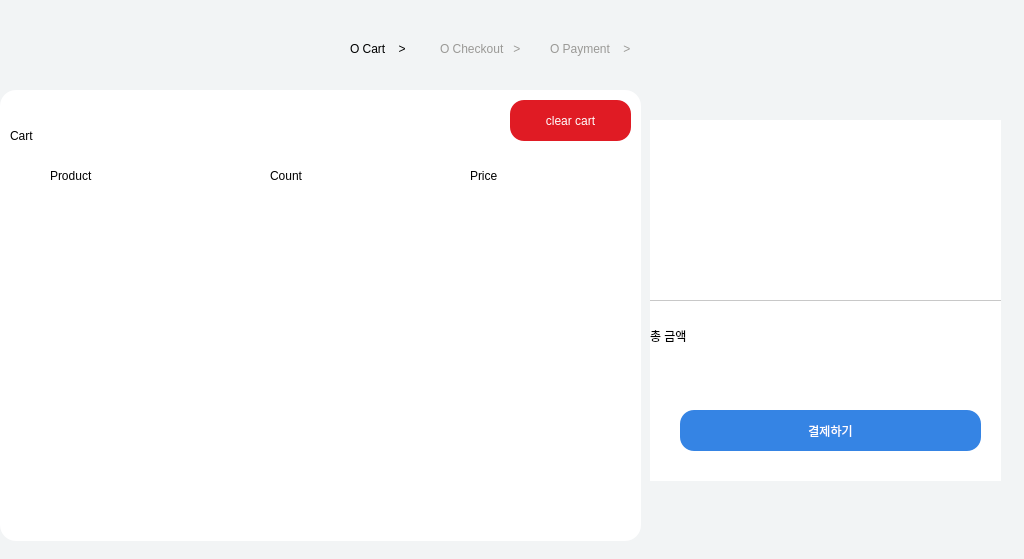
GiHwanC/QT-CART, file QT-Main/pagecart.ui: the form before one commit.
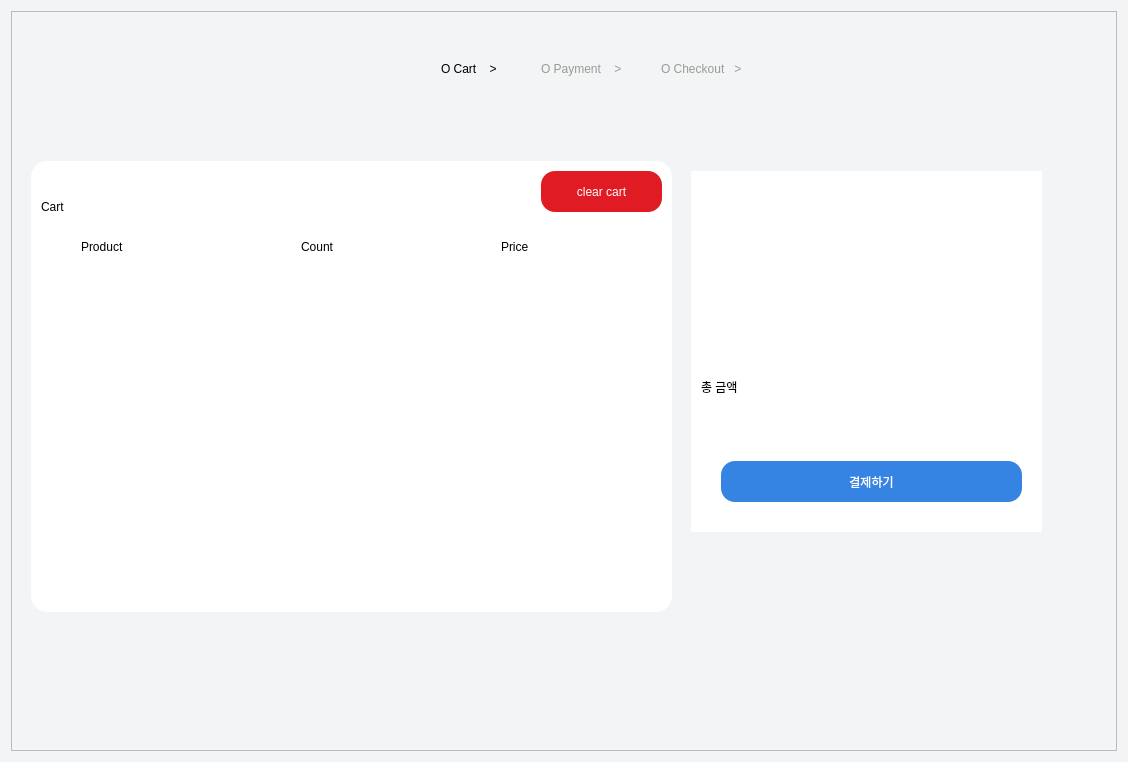
The form after the commit. Icons and pictures are not drawn.

What changed in the file:
```diff
--- a/QT-Main/pagecart.ui
+++ b/QT-Main/pagecart.ui
@@ -6,8 +6,8 @@
    <rect>
     <x>0</x>
     <y>0</y>
-    <width>1024</width>
-    <height>559</height>
+    <width>1128</width>
+    <height>762</height>
    </rect>
   </property>
   <property name="windowTitle">
@@ -17,250 +17,20 @@
    <string notr="true">background-color: rgb(242, 244, 245);
 </string>
   </property>
-  <widget class="QLabel" name="label_2">
-   <property name="geometry">
-    <rect>
-     <x>350</x>
-     <y>40</y>
-     <width>111</width>
-     <height>17</height>
-    </rect>
-   </property>
-   <property name="styleSheet">
-    <string notr="true">font: 13pt &quot;Ubuntu Condensed&quot;;
-background-color: rgb(242, 244, 245);
-</string>
-   </property>
-   <property name="text">
-    <string>O Cart    &gt;</string>
-   </property>
-  </widget>
-  <widget class="QLabel" name="label_4">
-   <property name="geometry">
-    <rect>
-     <x>440</x>
-     <y>40</y>
-     <width>111</width>
-     <height>17</height>
-    </rect>
-   </property>
-   <property name="styleSheet">
-    <string notr="true">font: 13pt &quot;Ubuntu Condensed&quot;;
-color: rgb(154, 153, 150);
-background-color: rgb(242, 244, 245);
-</string>
-   </property>
-   <property name="text">
-    <string>O Checkout   &gt;</string>
-   </property>
-  </widget>
-  <widget class="QLabel" name="label_8">
-   <property name="geometry">
-    <rect>
-     <x>550</x>
-     <y>40</y>
-     <width>111</width>
-     <height>17</height>
-    </rect>
-   </property>
-   <property name="styleSheet">
-    <string notr="true">font: 13pt &quot;Ubuntu Condensed&quot;;
-color: rgb(154, 153, 150);
-background-color: rgb(242, 244, 245);
-</string>
-   </property>
-   <property name="text">
-    <string>O Payment    &gt;</string>
-   </property>
-  </widget>
-  <widget class="QPushButton" name="btnGuide">
-   <property name="geometry">
-    <rect>
-     <x>790</x>
-     <y>20</y>
-     <width>145</width>
-     <height>56</height>
-    </rect>
-   </property>
-   <property name="minimumSize">
-    <size>
-     <width>145</width>
-     <height>56</height>
-    </size>
-   </property>
-   <property name="styleSheet">
-    <string notr="true">font: 23pt &quot;Ria Sans&quot;;
-image: url(:/etc/search.png);
-border-radius: 0px;
-background-color: rgb(242, 244, 245);
-</string>
-   </property>
-   <property name="text">
-    <string/>
-   </property>
-   <property name="iconSize">
-    <size>
-     <width>28</width>
-     <height>80</height>
-    </size>
-   </property>
-  </widget>
-  <widget class="QPushButton" name="btnHome">
-   <property name="geometry">
-    <rect>
-     <x>900</x>
-     <y>20</y>
-     <width>145</width>
-     <height>56</height>
-    </rect>
-   </property>
-   <property name="minimumSize">
-    <size>
-     <width>145</width>
-     <height>56</height>
-    </size>
-   </property>
-   <property name="styleSheet">
-    <string notr="true">font: 23pt &quot;Ria Sans&quot;;
-image: url(:/etc/home.png);
-border-radius: 0px;
-padding: 0px 0px;
-background-color: rgb(242, 244, 245);
-</string>
-   </property>
-   <property name="text">
-    <string/>
-   </property>
-   <property name="iconSize">
-    <size>
-     <width>28</width>
-     <height>80</height>
-    </size>
-   </property>
-  </widget>
-  <widget class="QWidget" name="widget" native="true">
-   <property name="geometry">
-    <rect>
-     <x>650</x>
-     <y>120</y>
-     <width>351</width>
-     <height>361</height>
-    </rect>
-   </property>
-   <property name="styleSheet">
-    <string notr="true">background-color: rgb(255, 255, 255);</string>
-   </property>
-   <widget class="QFrame" name="frame">
-    <property name="geometry">
-     <rect>
-      <x>0</x>
-      <y>180</y>
-      <width>351</width>
-      <height>181</height>
-     </rect>
-    </property>
-    <property name="styleSheet">
-     <string notr="true">background-color: rgb(255, 255, 255);
-
-border-style: solid;
-border-top: 1px solid rgb(200, 200, 200);
-border-left: 1px solid rgb(255, 255, 255);
-border-right: 1px solid rgb(255, 255, 255);
-border-bottom: 1px solid rgb(255, 255, 255);
-
-border-radius: 0px;
-</string>
-    </property>
+  <layout class="QHBoxLayout" name="horizontalLayout">
+   <item>
+    <widget class="QFrame" name="frame_2">
     <property name="frameShape">
      <enum>QFrame::Shape::StyledPanel</enum>
     </property>
     <property name="frameShadow">
      <enum>QFrame::Shadow::Raised</enum>
     </property>
-    <widget class="QLabel" name="label_7">
-     <property name="geometry">
-      <rect>
-       <x>0</x>
-       <y>20</y>
-       <width>111</width>
-       <height>31</height>
-      </rect>
-     </property>
-     <property name="styleSheet">
-      <string notr="true">font: 700 21pt &quot;Umpush&quot;;
-background-color: rgb(255, 255, 255);
-border: none;
-border-radius: 16px;
-</string>
-     </property>
-     <property name="text">
-      <string>총 금액</string>
-     </property>
-    </widget>
-    <widget class="QPushButton" name="btnCheckout">
-     <property name="geometry">
-      <rect>
-       <x>30</x>
-       <y>110</y>
-       <width>301</width>
-       <height>41</height>
-      </rect>
-     </property>
-     <property name="styleSheet">
-      <string notr="true">background-color: rgb(53, 132, 228);
-color: rgb(255, 255, 255);
-border: none;
-border-radius: 14px;
-padding: 10px 18px;
-</string>
-     </property>
-     <property name="text">
-      <string>결제하기</string>
-     </property>
-    </widget>
-    <widget class="QLabel" name="lblTotalPrice_2">
-     <property name="geometry">
-      <rect>
-       <x>160</x>
-       <y>10</y>
-       <width>121</width>
-       <height>51</height>
-      </rect>
-     </property>
-     <property name="styleSheet">
-      <string notr="true">font: 700 21pt &quot;Umpush&quot;;
-background-color: rgb(255, 255, 255);
-border: none;
-border-radius: 16px;
-</string>
-     </property>
-     <property name="text">
-      <string/>
-     </property>
-    </widget>
-   </widget>
-   <widget class="QLabel" name="label_13">
-    <property name="geometry">
-     <rect>
-      <x>0</x>
-      <y>10</y>
-      <width>351</width>
-      <height>141</height>
-     </rect>
-    </property>
-    <property name="styleSheet">
-     <string notr="true">image: url(:/new/prefix1/Gemini_Generated_Image_u34sf6u34sf6u34s.png);</string>
-    </property>
-    <property name="text">
-     <string/>
-    </property>
-   </widget>
-  </widget>
   <widget class="QWidget" name="widget_2" native="true">
    <property name="geometry">
     <rect>
-     <x>0</x>
-     <y>90</y>
+        <x>20</x>
+        <y>150</y>
      <width>641</width>
      <height>451</height>
     </rect>
@@ -395,6 +165,264 @@
     </property>
    </widget>
   </widget>
+     <widget class="QWidget" name="widget" native="true">
+      <property name="geometry">
+       <rect>
+        <x>680</x>
+        <y>160</y>
+        <width>351</width>
+        <height>361</height>
+       </rect>
+      </property>
+      <property name="styleSheet">
+       <string notr="true">background-color: rgb(255, 255, 255);</string>
+      </property>
+      <widget class="QFrame" name="frame">
+       <property name="geometry">
+        <rect>
+         <x>0</x>
+         <y>180</y>
+         <width>351</width>
+         <height>181</height>
+        </rect>
+       </property>
+       <property name="styleSheet">
+        <string notr="true">background-color: rgb(255, 255, 255);
+
+border-style: solid;
+border-top: 1px solid rgb(200, 200, 200);
+border-left: 1px solid rgb(255, 255, 255);
+border-right: 1px solid rgb(255, 255, 255);
+border-bottom: 1px solid rgb(255, 255, 255);
+
+border-radius: 0px;
+</string>
+       </property>
+       <property name="frameShape">
+        <enum>QFrame::Shape::StyledPanel</enum>
+       </property>
+       <property name="frameShadow">
+        <enum>QFrame::Shadow::Raised</enum>
+       </property>
+       <widget class="QLabel" name="label_7">
+        <property name="geometry">
+         <rect>
+          <x>10</x>
+          <y>20</y>
+          <width>111</width>
+          <height>31</height>
+         </rect>
+        </property>
+        <property name="styleSheet">
+         <string notr="true">font: 700 21pt &quot;Umpush&quot;;
+background-color: rgb(255, 255, 255);
+border: none;
+border-radius: 16px;
+</string>
+        </property>
+        <property name="text">
+         <string>총 금액</string>
+        </property>
+       </widget>
+       <widget class="QPushButton" name="btnCheckout">
+        <property name="geometry">
+         <rect>
+          <x>30</x>
+          <y>110</y>
+          <width>301</width>
+          <height>41</height>
+         </rect>
+        </property>
+        <property name="styleSheet">
+         <string notr="true">background-color: rgb(53, 132, 228);
+color: rgb(255, 255, 255);
+border: none;
+border-radius: 14px;
+padding: 10px 18px;
+</string>
+        </property>
+        <property name="text">
+         <string>결제하기</string>
+        </property>
+       </widget>
+       <widget class="QLabel" name="lblTotalPrice_2">
+        <property name="geometry">
+         <rect>
+          <x>160</x>
+          <y>10</y>
+          <width>121</width>
+          <height>51</height>
+         </rect>
+        </property>
+        <property name="styleSheet">
+         <string notr="true">font: 700 21pt &quot;Umpush&quot;;
+background-color: rgb(255, 255, 255);
+border: none;
+border-radius: 16px;
+</string>
+        </property>
+        <property name="text">
+         <string/>
+        </property>
+       </widget>
+      </widget>
+      <widget class="QLabel" name="label_13">
+       <property name="geometry">
+        <rect>
+         <x>0</x>
+         <y>10</y>
+         <width>351</width>
+         <height>141</height>
+        </rect>
+       </property>
+       <property name="styleSheet">
+        <string notr="true">image: url(:/new/prefix1/Gemini_Generated_Image_u34sf6u34sf6u34s.png);</string>
+       </property>
+       <property name="text">
+        <string/>
+       </property>
+      </widget>
+      <widget class="QLabel" name="label_3">
+       <property name="geometry">
+        <rect>
+         <x>0</x>
+         <y>0</y>
+         <width>351</width>
+         <height>201</height>
+        </rect>
+       </property>
+       <property name="styleSheet">
+        <string notr="true">image: url(:/etc/counter.png);</string>
+       </property>
+       <property name="text">
+        <string/>
+       </property>
+      </widget>
+     </widget>
+     <widget class="QLabel" name="label_8">
+      <property name="geometry">
+       <rect>
+        <x>530</x>
+        <y>20</y>
+        <width>89</width>
+        <height>76</height>
+       </rect>
+      </property>
+      <property name="styleSheet">
+       <string notr="true">font: 13pt &quot;Ubuntu Condensed&quot;;
+color: rgb(154, 153, 150);
+background-color: rgb(242, 244, 245);
+</string>
+      </property>
+      <property name="text">
+       <string>O Payment    &gt;</string>
+      </property>
+     </widget>
+     <widget class="QLabel" name="label_4">
+      <property name="geometry">
+       <rect>
+        <x>650</x>
+        <y>20</y>
+        <width>89</width>
+        <height>76</height>
+       </rect>
+      </property>
+      <property name="styleSheet">
+       <string notr="true">font: 13pt &quot;Ubuntu Condensed&quot;;
+color: rgb(154, 153, 150);
+background-color: rgb(242, 244, 245);
+</string>
+      </property>
+      <property name="text">
+       <string>O Checkout   &gt;</string>
+      </property>
+     </widget>
+     <widget class="QLabel" name="label_2">
+      <property name="geometry">
+       <rect>
+        <x>430</x>
+        <y>20</y>
+        <width>61</width>
+        <height>76</height>
+       </rect>
+      </property>
+      <property name="styleSheet">
+       <string notr="true">font: 13pt &quot;Ubuntu Condensed&quot;;
+background-color: rgb(242, 244, 245);
+</string>
+      </property>
+      <property name="text">
+       <string>O Cart    &gt;</string>
+      </property>
+     </widget>
+     <widget class="QPushButton" name="btnGuide">
+      <property name="geometry">
+       <rect>
+        <x>820</x>
+        <y>30</y>
+        <width>145</width>
+        <height>56</height>
+       </rect>
+      </property>
+      <property name="minimumSize">
+       <size>
+        <width>145</width>
+        <height>56</height>
+       </size>
+      </property>
+      <property name="styleSheet">
+       <string notr="true">font: 23pt &quot;Ria Sans&quot;;
+image: url(:/etc/search.png);
+border-radius: 0px;
+background-color: rgb(242, 244, 245);
+</string>
+      </property>
+      <property name="text">
+       <string/>
+      </property>
+      <property name="iconSize">
+       <size>
+        <width>28</width>
+        <height>80</height>
+       </size>
+      </property>
+     </widget>
+     <widget class="QPushButton" name="btnHome">
+      <property name="geometry">
+       <rect>
+        <x>950</x>
+        <y>30</y>
+        <width>145</width>
+        <height>56</height>
+       </rect>
+      </property>
+      <property name="minimumSize">
+       <size>
+        <width>145</width>
+        <height>56</height>
+       </size>
+      </property>
+      <property name="styleSheet">
+       <string notr="true">font: 23pt &quot;Ria Sans&quot;;
+image: url(:/etc/home.png);
+border-radius: 0px;
+padding: 0px 0px;
+background-color: rgb(242, 244, 245);
+</string>
+      </property>
+      <property name="text">
+       <string/>
+      </property>
+      <property name="iconSize">
+       <size>
+        <width>28</width>
+        <height>80</height>
+       </size>
+      </property>
+     </widget>
+    </widget>
+   </item>
+  </layout>
  </widget>
  <resources/>
  <connections/>
```
Lines whose indentation alone changed are shown as unchanged.
